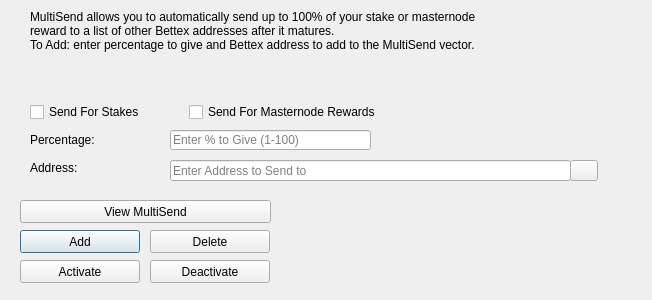
This is src/qt/forms/multisenddialog.ui in bettexproject/bettexcoin as Qt 5 draws it before an edit. The edited form follows.
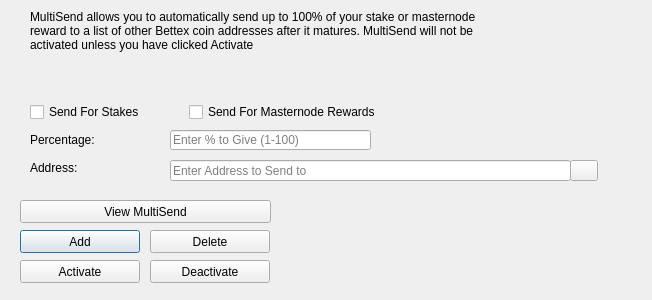
This is the edited form. Icons and pictures are not drawn.

```diff
--- a/src/qt/forms/multisenddialog.ui
+++ b/src/qt/forms/multisenddialog.ui
@@ -61,8 +61,7 @@
     <number>1</number>
    </property>
    <property name="text">
-    <string>MultiSend allows you to automatically send up to 100% of your stake or masternode reward to a list of other Bettex addresses after it matures.
-To Add: enter percentage to give and Bettex address to add to the MultiSend vector.</string>
+    <string>MultiSend allows you to automatically send up to 100% of your stake or masternode reward to a list of other Bettex coin addresses after it matures. MultiSend will not be activated unless you have clicked Activate</string>
    </property>
    <property name="alignment">
     <set>Qt::AlignLeading|Qt::AlignLeft|Qt::AlignTop</set>
```
